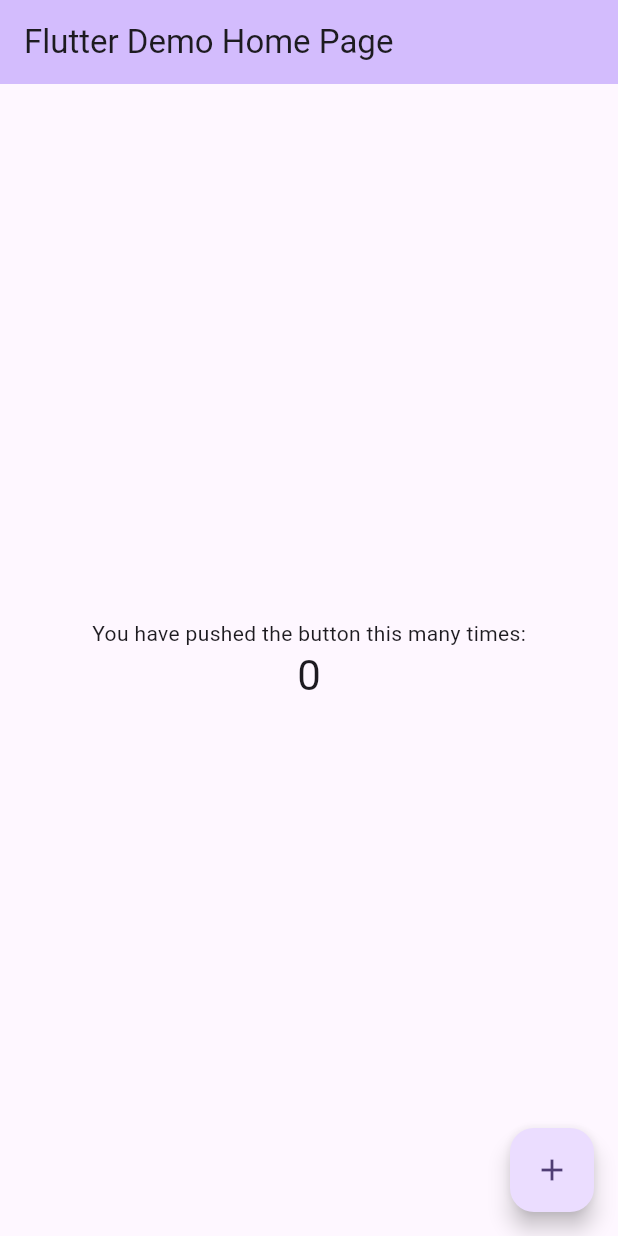
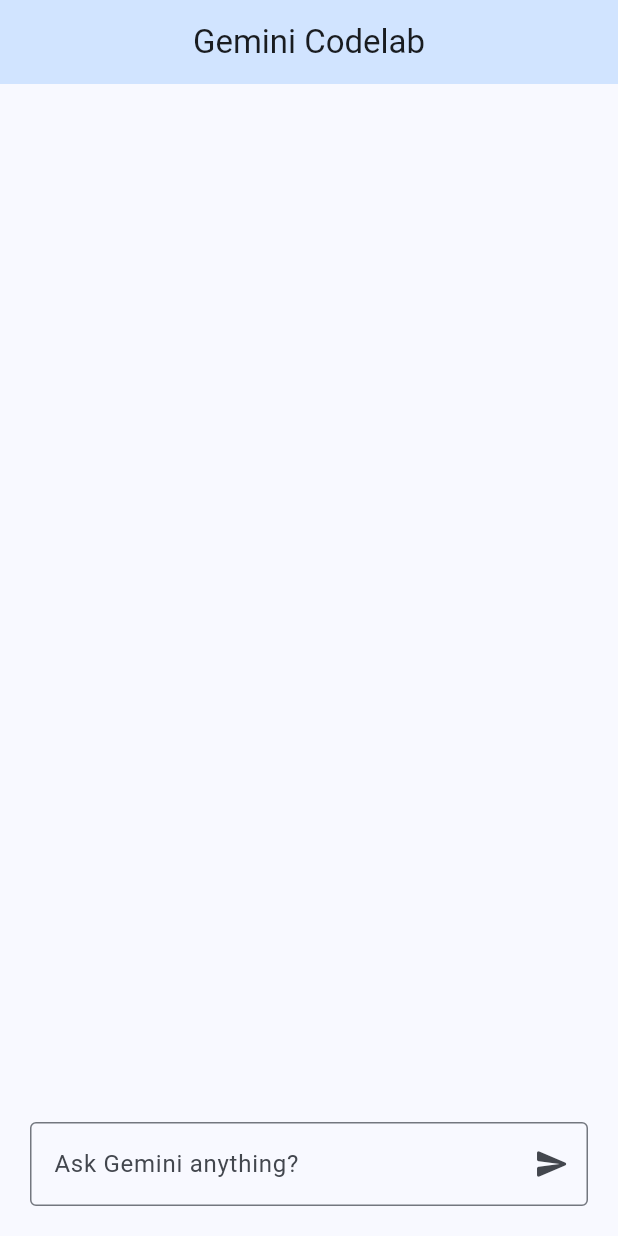
Before and after one commit to Emtee100/geminiFlutterApp, a Flutter app: the screen it shows after launch, on a phone screen of 412 x 824 dp. Run offline on Flutter 3.47's test engine with Material 3 defaults, Android fonts, the phone set to English and light mode, and no system bars.

Commit message:
Gemini LLM working

```diff
--- a/lib/main.dart
+++ b/lib/main.dart
@@ -1,9 +1,7 @@
 import 'package:flutter/material.dart';
-import 'package:flutter_gemini/flutter_gemini.dart';
-import 'package:geminiapp/geminiInstance.dart';
+import 'package:geminiapp/screens/homepage.dart';
 
 void main() {
-  Gemini.init(apiKey: geminiinstance().key);
   runApp(const MyApp());
 }
 
@@ -15,114 +13,13 @@
   Widget build(BuildContext context) {
     return MaterialApp(
       title: 'Flutter Demo',
+      debugShowCheckedModeBanner: false,
       theme: ThemeData(
-        // This is the theme of your application.
-        //
-        // TRY THIS: Try running your application with "flutter run". You'll see
-        // the application has a purple toolbar. Then, without quitting the app,
-        // try changing the seedColor in the colorScheme below to Colors.green
-        // and then invoke "hot reload" (save your changes or press the "hot
-        // reload" button in a Flutter-supported IDE, or press "r" if you used
-        // the command line to start the app).
-        //
-        // Notice that the counter didn't reset back to zero; the application
-        // state is not lost during the reload. To reset the state, use hot
-        // restart instead.
-        //
-        // This works for code too, not just values: Most code changes can be
-        // tested with just a hot reload.
-        colorScheme: ColorScheme.fromSeed(seedColor: Colors.deepPurple),
+
+        colorScheme: ColorScheme.fromSeed(seedColor: Colors.blue),
         useMaterial3: true,
       ),
-      home: const MyHomePage(title: 'Flutter Demo Home Page'),
+      home: const Homepage()
     );
   }
 }
-
-class MyHomePage extends StatefulWidget {
-  const MyHomePage({super.key, required this.title});
-
-  // This widget is the home page of your application. It is stateful, meaning
-  // that it has a State object (defined below) that contains fields that affect
-  // how it looks.
-
-  // This class is the configuration for the state. It holds the values (in this
-  // case the title) provided by the parent (in this case the App widget) and
-  // used by the build method of the State. Fields in a Widget subclass are
-  // always marked "final".
-
-  final String title;
-
-  @override
-  State<MyHomePage> createState() => _MyHomePageState();
-}
-
-class _MyHomePageState extends State<MyHomePage> {
-  int _counter = 0;
-
-  void _incrementCounter() {
-    setState(() {
-      // This call to setState tells the Flutter framework that something has
-      // changed in this State, which causes it to rerun the build method below
-      // so that the display can reflect the updated values. If we changed
-      // _counter without calling setState(), then the build method would not be
-      // called again, and so nothing would appear to happen.
-      _counter++;
-    });
-  }
-
-  @override
-  Widget build(BuildContext context) {
-    // This method is rerun every time setState is called, for instance as done
-    // by the _incrementCounter method above.
-    //
-    // The Flutter framework has been optimized to make rerunning build methods
-    // fast, so that you can just rebuild anything that needs updating rather
-    // than having to individually change instances of widgets.
-    return Scaffold(
-      appBar: AppBar(
-        // TRY THIS: Try changing the color here to a specific color (to
-        // Colors.amber, perhaps?) and trigger a hot reload to see the AppBar
-        // change color while the other colors stay the same.
-        backgroundColor: Theme.of(context).colorScheme.inversePrimary,
-        // Here we take the value from the MyHomePage object that was created by
-        // the App.build method, and use it to set our appbar title.
-        title: Text(widget.title),
-      ),
-      body: Center(
-        // Center is a layout widget. It takes a single child and positions it
-        // in the middle of the parent.
-        child: Column(
-          // Column is also a layout widget. It takes a list of children and
-          // arranges them vertically. By default, it sizes itself to fit its
-          // children horizontally, and tries to be as tall as its parent.
-          //
-          // Column has various properties to control how it sizes itself and
-          // how it positions its children. Here we use mainAxisAlignment to
-          // center the children vertically; the main axis here is the vertical
-          // axis because Columns are vertical (the cross axis would be
-          // horizontal).
-          //
-          // TRY THIS: Invoke "debug painting" (choose the "Toggle Debug Paint"
-          // action in the IDE, or press "p" in the console), to see the
-          // wireframe for each widget.
-          mainAxisAlignment: MainAxisAlignment.center,
-          children: <Widget>[
-            const Text(
-              'You have pushed the button this many times:',
-            ),
-            Text(
-              '$_counter',
-              style: Theme.of(context).textTheme.headlineMedium,
-            ),
-          ],
-        ),
-      ),
-      floatingActionButton: FloatingActionButton(
-        onPressed: _incrementCounter,
-        tooltip: 'Increment',
-        child: const Icon(Icons.add),
-      ), // This trailing comma makes auto-formatting nicer for build methods.
-    );
-  }
-}
--- /dev/null
+++ b/lib/screens/homepage.dart
@@ -0,0 +1,79 @@
+import 'package:flutter/material.dart';
+import 'package:geminiapp/bubble.dart';
+import 'package:geminiapp/geminiInstance.dart';
+
+class Homepage extends StatefulWidget {
+  const Homepage({super.key});
+
+  @override
+  State<Homepage> createState() => _HomepageState();
+}
+
+class _HomepageState extends State<Homepage> {
+  late final TextEditingController _controller;
+
+  @override
+  void initState() {
+    // TODO: implement initState
+    super.initState();
+    _controller = TextEditingController();
+  }
+
+// String response ='';
+// //   // function that interacts with the gemini API
+//   getResponseFromGemini(String input){
+//     final gemini = newGemini().gemini;
+//     gemini.generateFromText(input).then((value) {
+//       print(value.text);
+//       response = value.text;
+//       _controller.clear();
+//     }).catchError((error){
+//       print(error);
+//     });
+//     return response;
+//   }
+  String input = '';
+
+  @override
+  Widget build(BuildContext context) {
+    return Scaffold(
+      appBar: AppBar(
+        backgroundColor: Theme.of(context).colorScheme.primaryContainer,
+        title: const Text("Gemini Codelab"),
+        centerTitle: true,
+      ),
+      body: Column(
+        mainAxisAlignment: MainAxisAlignment.end,
+        children: [
+          Expanded(
+              child: SingleChildScrollView(
+            child: Column(
+              children: [
+                ChatBubble(input: input),
+              ],
+            ),
+          )),
+          Padding(
+            padding: const EdgeInsets.symmetric(horizontal: 20, vertical: 20),
+            child: TextField(
+              controller: _controller,
+              decoration: InputDecoration(
+                  hintText: 'Ask Gemini anything?',
+                  border: OutlineInputBorder(),
+                  suffixIcon: GestureDetector(
+                      onTap: () {
+                        setState(() {
+                          input = _controller.text;
+                        });
+                        _controller.clear();
+                      },
+                      child: Icon(
+                        Icons.send_rounded,
+                      ))),
+            ),
+          )
+        ],
+      ),
+    );
+  }
+}
--- a/pubspec.yaml
+++ b/pubspec.yaml
@@ -35,7 +35,7 @@
   # The following adds the Cupertino Icons font to your application.
   # Use with the CupertinoIcons class for iOS style icons.
   cupertino_icons: ^1.0.2
-  flutter_gemini: ^2.0.1
+  google_gemini: ^0.1.2
 
 dev_dependencies:
   flutter_test:
```
Also changed, not shown: lib/bubble.dart (added, +61 -0 lines), pubspec.lock.
